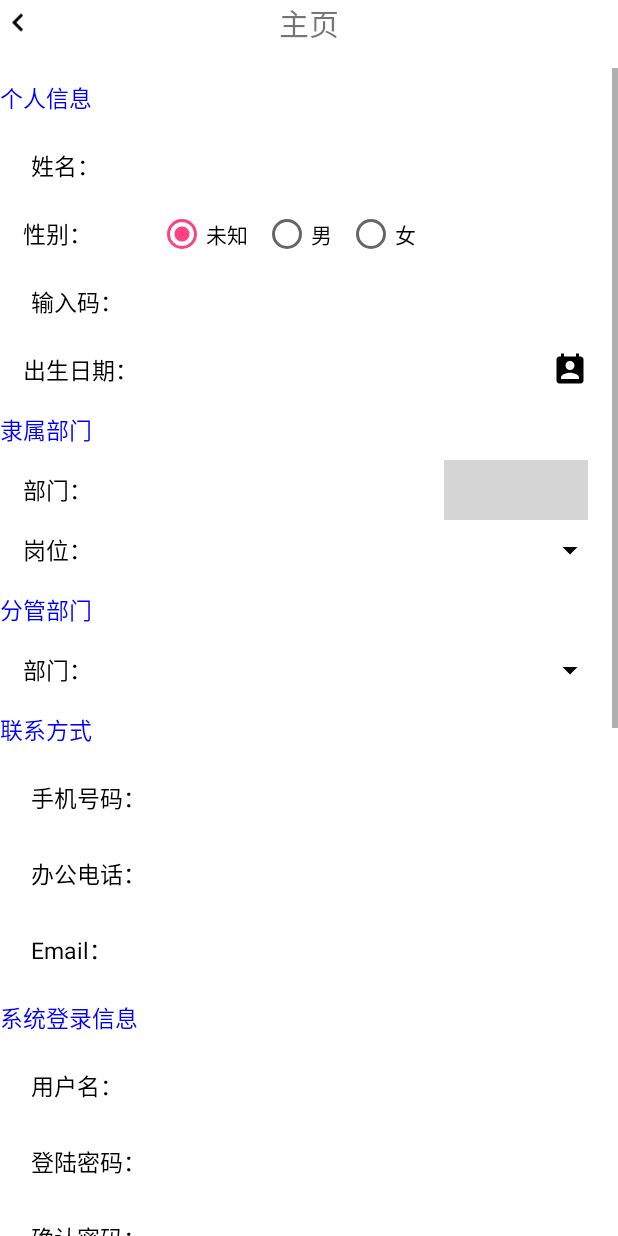
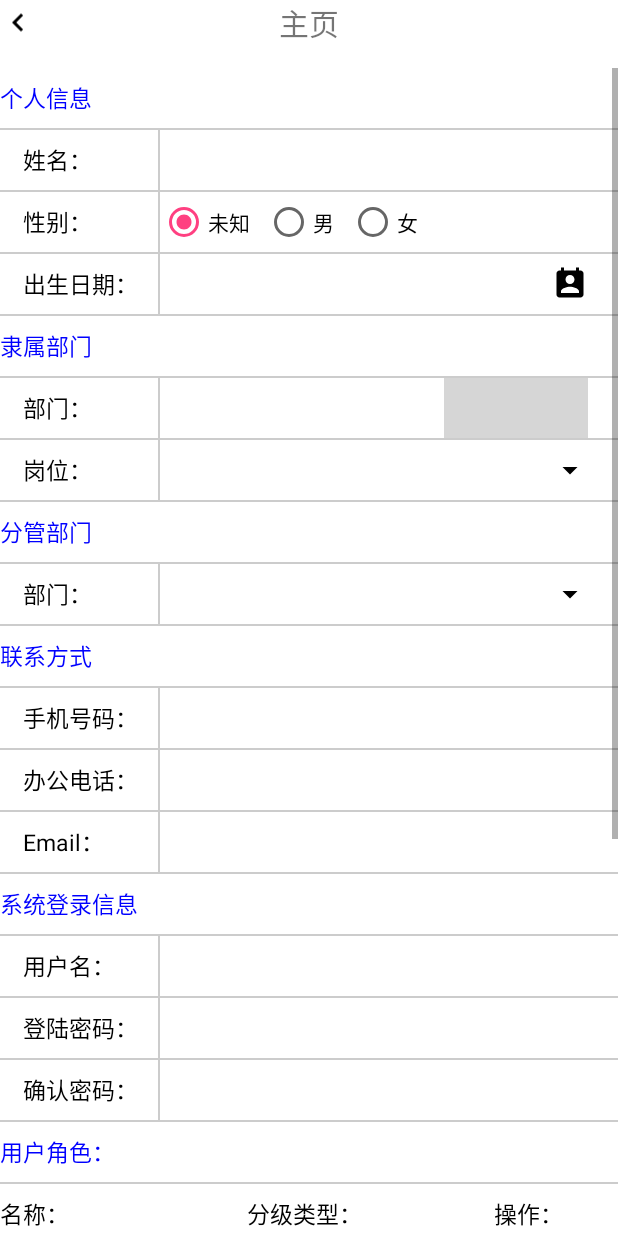
Before and after one commit to tall-talker/UIFrame, an Android app: the RegisterActivity screen opened directly, with no data from a screen before it, on a phone screen of 412 x 824 dp. Run offline under Robolectric (Android 15) with nearby library versions, the phone set to English and light mode, and no system bars; our stand-ins replace ButterKnife; grey boxes are pictures that could not be loaded.

```diff
--- a/app/src/main/java/com/oridway/www/uiframe/adpter/UserNormalListAdapter.java
+++ b/app/src/main/java/com/oridway/www/uiframe/adpter/UserNormalListAdapter.java
@@ -60,7 +60,7 @@ public class UserNormalListAdapter extends BaseAdapter {
         }
 
         holder.id.setText(clsNormalUser.getUserID());
-        holder.name.setText(clsNormalUser.getcName());
+        holder.name.setText(clsNormalUser.getCName());
         holder.org.setText(clsNormalUser.getOrgName());
 
 
--- a/app/src/main/res/layout/activity_online_report.xml
+++ b/app/src/main/res/layout/activity_online_report.xml
@@ -3,7 +3,7 @@
     xmlns:dslv="http://schemas.android.com/apk/res-auto"
     android:layout_width="match_parent"
     android:layout_height="match_parent"
-    android:background="@color/gray_cc"
+    android:background="@color/ghostwhite"
     android:orientation="vertical">
 
 
--- a/app/src/main/res/layout/activity_register.xml
+++ b/app/src/main/res/layout/activity_register.xml
@@ -27,6 +27,8 @@
                 android:textColor="@color/blue"
                 android:textSize="15sp" />
 
+            <include layout="@layout/layout_item_divider_horizontal" />
+
             <LinearLayout style="@style/UserInputLayout">
 
                 <TextView
@@ -34,11 +36,15 @@
                     android:labelFor="@+id/et_user_name"
                     android:text="姓名：" />
 
+                <include layout="@layout/layout_item_divider_vertical" />
+
                 <EditText
                     android:id="@+id/et_user_name"
                     style="@style/UserInputContent"
                     android:inputType="text" />
             </LinearLayout>
+
+            <include layout="@layout/layout_item_divider_horizontal" />
 
             <LinearLayout
                 android:layout_width="match_parent"
@@ -49,6 +55,8 @@
                 <TextView
                     style="@style/UserInputTitle"
                     android:text="性别：" />
+
+                <include layout="@layout/layout_item_divider_vertical" />
 
                 <RadioGroup
                     android:id="@+id/rg_user_gender"
@@ -84,16 +92,7 @@
                 </RadioGroup>
             </LinearLayout>
 
-            <LinearLayout style="@style/UserInputLayout">
-
-                <TextView
-                    style="@style/UserInputTitle"
-                    android:text="输入码：" />
-
-                <TextView
-                    android:id="@+id/user_input_code"
-                    style="@style/UserInputContent" />
-            </LinearLayout>
+            <include layout="@layout/layout_item_divider_horizontal" />
 
             <LinearLayout
                 android:layout_width="match_parent"
@@ -105,6 +104,8 @@
                 <TextView
                     style="@style/UserInputTitle"
                     android:text="出生日期：" />
+
+                <include layout="@layout/layout_item_divider_vertical" />
 
                 <TextView
                     android:id="@+id/tv_select_birth"
@@ -124,6 +125,8 @@
                     android:src="@drawable/ic_perm_contact_calendar_black_24dp" />
             </LinearLayout>
 
+            <include layout="@layout/layout_item_divider_horizontal" />
+
             <TextView
                 android:layout_width="wrap_content"
                 android:layout_height="40dp"
@@ -131,6 +134,8 @@
                 android:text="隶属部门"
                 android:textColor="@color/blue"
                 android:textSize="15sp" />
+
+            <include layout="@layout/layout_item_divider_horizontal" />
 
             <LinearLayout
                 android:layout_width="match_parent"
@@ -141,6 +146,8 @@
                 <TextView
                     style="@style/UserInputTitle"
                     android:text="部门：" />
+
+                <include layout="@layout/layout_item_divider_vertical" />
 
                 <TextView
                     android:id="@+id/tv_select_org"
@@ -160,6 +167,8 @@
                     android:src="@drawable/album_ic_done_white" />
             </LinearLayout>
 
+            <include layout="@layout/layout_item_divider_horizontal" />
+
             <LinearLayout
                 android:layout_width="match_parent"
                 android:layout_height="40dp"
@@ -170,6 +179,8 @@
                 <TextView
                     style="@style/UserInputTitle"
                     android:text="岗位：" />
+
+                <include layout="@layout/layout_item_divider_vertical" />
 
                 <TextView
                     android:id="@+id/tv_select_post"
@@ -189,6 +200,8 @@
                     android:src="@drawable/ic_arrow_drop_down_black_24dp" />
             </LinearLayout>
 
+            <include layout="@layout/layout_item_divider_horizontal" />
+
             <TextView
                 android:id="@+id/other_department"
                 android:layout_width="wrap_content"
@@ -197,6 +210,8 @@
                 android:text="分管部门"
                 android:textColor="@color/blue"
                 android:textSize="15sp" />
+
+            <include layout="@layout/layout_item_divider_horizontal" />
 
             <LinearLayout
                 android:layout_width="match_parent"
@@ -208,6 +223,8 @@
                 <TextView
                     style="@style/UserInputTitle"
                     android:text="部门：" />
+
+                <include layout="@layout/layout_item_divider_vertical" />
 
                 <TextView
                     android:id="@+id/tv_select_orgs"
@@ -226,6 +243,8 @@
                     android:src="@drawable/ic_arrow_drop_down_black_24dp" />
             </LinearLayout>
 
+            <include layout="@layout/layout_item_divider_horizontal" />
+
             <TextView
                 android:layout_width="wrap_content"
                 android:layout_height="40dp"
@@ -234,20 +253,24 @@
                 android:textColor="@color/blue"
                 android:textSize="15sp" />
 
-            <LinearLayout
-                style="@style/UserInputLayout"
-                >
+            <include layout="@layout/layout_item_divider_horizontal" />
+
+            <LinearLayout style="@style/UserInputLayout">
 
                 <TextView
                     style="@style/UserInputTitle"
                     android:labelFor="@id/user_mobile"
                     android:text="手机号码：" />
 
+                <include layout="@layout/layout_item_divider_vertical" />
+
                 <EditText
                     android:id="@+id/user_mobile"
                     style="@style/UserInputContent"
                     android:inputType="phone" />
             </LinearLayout>
+
+            <include layout="@layout/layout_item_divider_horizontal" />
 
             <LinearLayout style="@style/UserInputLayout">
 
@@ -256,26 +279,32 @@
                     android:labelFor="@id/user_telephone"
                     android:text="办公电话：" />
 
+                <include layout="@layout/layout_item_divider_vertical" />
+
                 <EditText
                     android:id="@+id/user_telephone"
                     style="@style/UserInputContent"
                     android:inputType="phone" />
             </LinearLayout>
 
-            <LinearLayout
-                style="@style/UserInputLayout"
-                >
+            <include layout="@layout/layout_item_divider_horizontal" />
+
+            <LinearLayout style="@style/UserInputLayout">
 
                 <TextView
                     style="@style/UserInputTitle"
                     android:labelFor="@id/user_email"
                     android:text="Email：" />
 
+                <include layout="@layout/layout_item_divider_vertical" />
+
                 <EditText
                     android:id="@+id/user_email"
                     style="@style/UserInputContent"
                     android:inputType="textEmailAddress" />
             </LinearLayout>
+
+            <include layout="@layout/layout_item_divider_horizontal" />
 
             <TextView
                 android:layout_width="wrap_content"
@@ -285,19 +314,24 @@
                 android:textColor="@color/blue"
                 android:textSize="15sp" />
 
-            <LinearLayout style="@style/UserInputLayout"
-                >
+            <include layout="@layout/layout_item_divider_horizontal" />
+
+            <LinearLayout style="@style/UserInputLayout">
 
                 <TextView
                     style="@style/UserInputTitle"
                     android:labelFor="@id/user_login_name"
                     android:text="用户名：" />
 
+                <include layout="@layout/layout_item_divider_vertical" />
+
                 <EditText
                     android:id="@+id/user_login_name"
                     style="@style/UserInputContent"
                     android:inputType="text" />
             </LinearLayout>
+
+            <include layout="@layout/layout_item_divider_horizontal" />
 
             <LinearLayout style="@style/UserInputLayout">
 
@@ -306,19 +340,25 @@
                     android:labelFor="@id/user_password"
                     android:text="登陆密码：" />
 
+                <include layout="@layout/layout_item_divider_vertical" />
+
                 <EditText
                     android:id="@+id/user_password"
                     style="@style/UserInputContent"
                     android:inputType="textPassword" />
             </LinearLayout>
 
-            <LinearLayout style="@style/UserInputLayout"
-                >
+            <include layout="@layout/layout_item_divider_horizontal" />
+
+            <LinearLayout style="@style/UserInputLayout">
 
                 <TextView
                     style="@style/UserInputTitle"
                     android:labelFor="@id/user_confirm"
                     android:text="确认密码：" />
+
+
+                <include layout="@layout/layout_item_divider_vertical" />
 
                 <EditText
                     android:id="@+id/user_confirm"
@@ -326,46 +366,7 @@
                     android:inputType="text" />
             </LinearLayout>
 
-            <LinearLayout
-                android:layout_width="match_parent"
-                android:layout_height="40dp"
-                android:layout_margin="5dp"
-                android:orientation="horizontal">
-
-                <TextView
-                    android:layout_width="90dp"
-                    android:layout_height="40dp"
-                    android:layout_marginStart="15dp"
-                    android:gravity="center_vertical"
-                    android:text="密保问题："
-                    android:textColor="@color/black"
-                    android:textSize="15sp" />
-
-                <TextView
-                    android:id="@+id/tv_pwd_protect"
-                    android:layout_width="0dp"
-                    android:layout_height="40dp"
-                    android:layout_marginEnd="20dp"
-                    android:layout_weight="1"
-                    android:background="@null"
-                    android:gravity="center"
-                    android:textColor="@color/black"
-                    android:textSize="15sp" />
-            </LinearLayout>
-
-            <LinearLayout style="@style/UserInputLayout"
-                >
-
-                <TextView
-                    style="@style/UserInputTitle"
-                    android:labelFor="@id/et_protect_answer"
-                    android:text="答案：" />
-
-                <EditText
-                    android:id="@+id/et_protect_answer"
-                    style="@style/UserInputContent"
-                    android:inputType="text" />
-            </LinearLayout>
+            <include layout="@layout/layout_item_divider_horizontal" />
 
             <TextView
                 android:layout_width="wrap_content"
@@ -374,6 +375,8 @@
                 android:text="用户角色："
                 android:textColor="@color/blue"
                 android:textSize="15sp" />
+
+            <include layout="@layout/layout_item_divider_horizontal" />
 
             <LinearLayout
                 android:layout_width="match_parent"
@@ -408,14 +411,14 @@
                     android:textSize="15sp" />
             </LinearLayout>
 
+            <include layout="@layout/layout_item_divider_horizontal" />
+
             <ListView
                 android:id="@+id/lv_user_role"
                 android:layout_width="match_parent"
                 android:layout_height="160dp" />
 
-            <View
-                android:layout_width="match_parent"
-                android:layout_height="1dp" />
+            <include layout="@layout/layout_item_divider_horizontal" />
 
             <LinearLayout
                 android:layout_width="match_parent"
@@ -458,13 +461,17 @@
                 android:textColor="@color/blue"
                 android:textSize="15sp" />
 
+            <include layout="@layout/layout_item_divider_horizontal" />
+
             <EditText
                 android:id="@+id/et_user_desc"
                 android:layout_width="match_parent"
                 android:layout_height="100dp"
+                android:background="@null"
+                android:gravity="start|top"
+                android:inputType="textMultiLine" />
 
-                android:gravity="center"
-                android:inputType="textMultiLine" />
+            <include layout="@layout/layout_item_divider_horizontal" />
 
             <View
                 android:layout_width="match_parent"
--- a/app/src/main/res/layout/activity_reply_list.xml
+++ b/app/src/main/res/layout/activity_reply_list.xml
@@ -2,7 +2,7 @@
 <LinearLayout xmlns:android="http://schemas.android.com/apk/res/android"
     android:layout_width="match_parent"
     android:layout_height="match_parent"
-    android:background="@color/gray_cc"
+    android:background="@color/ghostwhite"
     android:orientation="vertical">
 
     <include layout="@layout/title_bar" />
--- a/app/src/main/res/layout/activity_topic_list.xml
+++ b/app/src/main/res/layout/activity_topic_list.xml
@@ -2,7 +2,7 @@
 <LinearLayout xmlns:android="http://schemas.android.com/apk/res/android"
     android:layout_width="match_parent"
     android:layout_height="match_parent"
-    android:background="@color/gray_cc"
+    android:background="@color/ghostwhite"
     android:orientation="vertical">
 
     <include layout="@layout/title_bar" />
--- a/app/src/main/res/values/styles.xml
+++ b/app/src/main/res/values/styles.xml
@@ -41,7 +41,6 @@
         <item name="android:layout_width">match_parent</item>
         <item name="android:layout_height">40dp</item>
         <item name="android:orientation">horizontal</item>
-        <item name="android:layout_margin">5dp</item>
 
     </style>
 </resources>
```
Also changed, not shown: app/src/main/java/com/oridway/www/uiframe/activity/SectionChangeLogoActivity.java (deleted, +0 -133 lines), app/src/main/java/com/oridway/www/uiframe/activity/SectionChangeManagerActivity.java (deleted, +0 -94 lines), app/src/main/java/com/oridway/www/uiframe/activity/SectionListActivity.java (+21 -16 lines), app/src/main/java/com/oridway/www/uiframe/activity/SectionNewActivity.java (+7 -2 lines), app/src/main/java/com/oridway/www/uiframe/activity/UserSelectActivity.java (+4 -4 lines), app/src/main/java/com/oridway/www/uiframe/bean/ClsNormalUser.java (+0 -8 lines), app/src/main/res/layout/activity_main.xml (+17 -11 lines), app/src/main/res/layout/activity_section_new.xml (+33 -42 lines).
